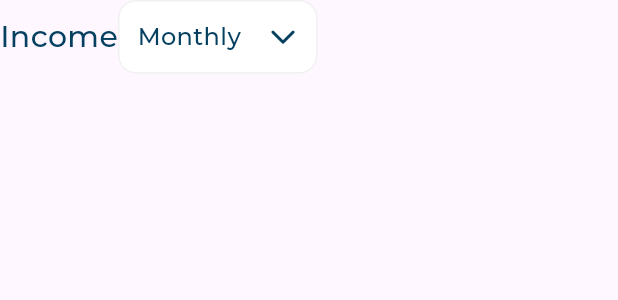
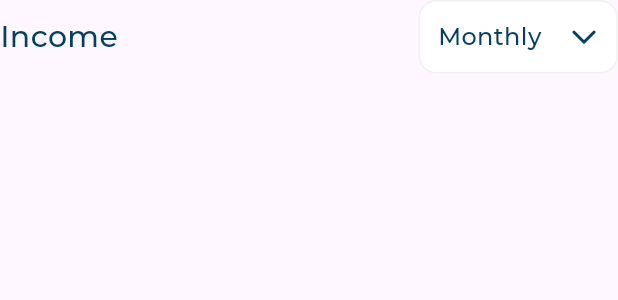
Before and after one commit to Ahmed-Abdelhamid0/Responsive_Admin_Dashboard, a Flutter app: the IncomeHeader widget shown alone on an empty page, opened directly, on a phone screen of 412 x 824 dp. Shown: the top 300 px of the screen. Run offline on Flutter 3.47's test engine with Material 3 defaults, Android fonts, the phone set to English and light mode, and no system bars; our stand-ins replace expandable_page_view, fl_chart, flutter_svg; project files that could hold a hidden picture were left out.

Commit message:
first commit

```diff
--- a/lib/views/widgets/income_section/income_header.dart
+++ b/lib/views/widgets/income_section/income_header.dart
@@ -12,6 +12,7 @@ class IncomeHeader extends StatelessWidget {
           'Income',
           style: AppStyles.styleSemiBold20,
         ),
+       const  Expanded(child: SizedBox()),
         Container(
           padding: const EdgeInsets.all(12),
           decoration: BoxDecoration(
```
